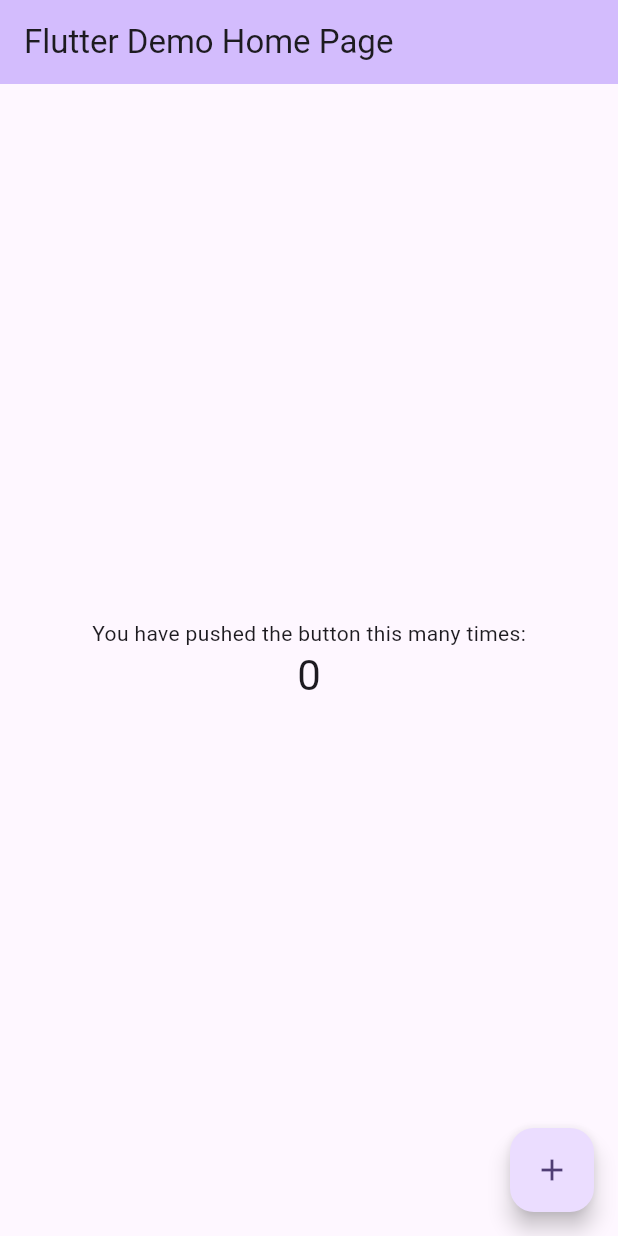
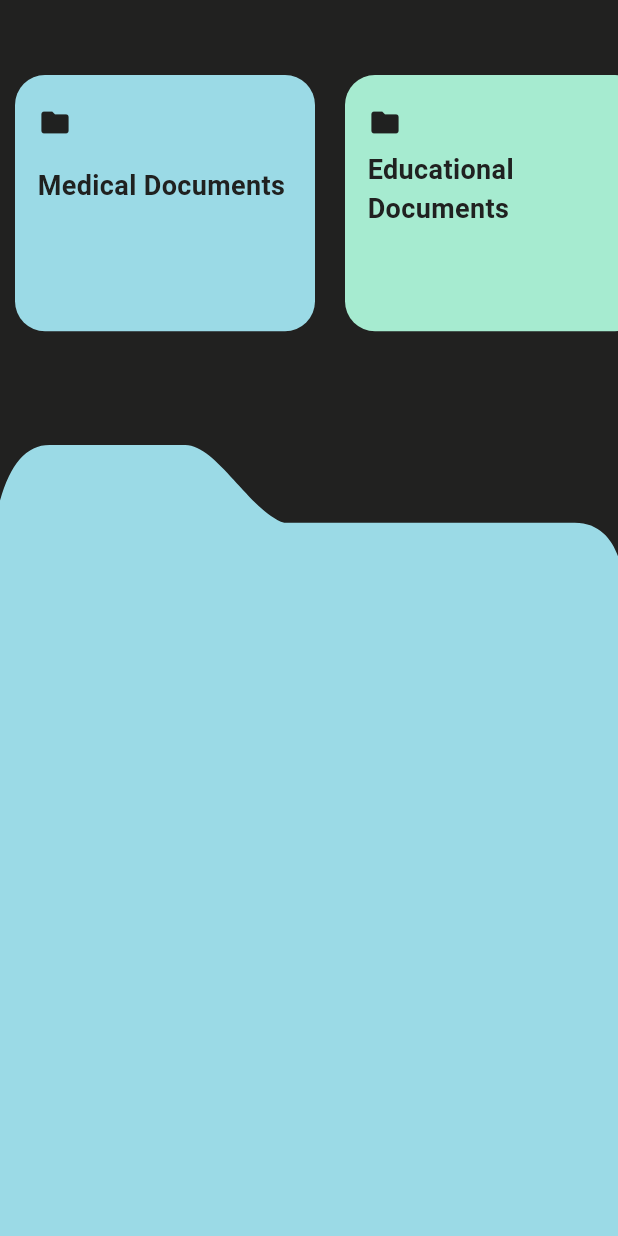
Before and after one commit to pranavkaruvally/cloud-printer, a Flutter app: the screen it shows after launch, on a phone screen of 412 x 824 dp. Run offline on Flutter 3.47's test engine with Material 3 defaults, Android fonts, the phone set to English and light mode, and no system bars; our stand-ins replace file_picker; missing offline and left inert: window_size.

Commit message:
Added folder style container

```diff
--- /dev/null
+++ b/frontend/cloud_printer/lib/front_page.dart
@@ -0,0 +1,114 @@
+import 'package:flutter/material.dart';
+import 'package:flutter/widgets.dart';
+
+
+class FrontPage extends StatelessWidget {
+	const FrontPage({super.key});
+
+	Widget miniFolder({String title="Folder name", int color = 0xffadabf2}) {
+			return GestureDetector(
+				onTap: () {},
+				child: Container(
+					margin: const EdgeInsets.only(left: 10.0, right: 10, top: 50, bottom: 50),
+					height: 200,
+					width: 200,
+					decoration: BoxDecoration(
+						borderRadius: BorderRadius.circular(20),
+						color: Color(color),
+					),
+				child: Stack(
+					children: [
+						Align(
+							alignment: const Alignment(-0.99, -0.9),
+							child: Container(
+								margin: const EdgeInsets.all(15),
+								child: const Icon(
+									Icons.folder,
+									color: Color.fromARGB(255, 32, 33, 32),
+									size: 22.0,
+								),
+							)
+						),
+						Align(
+							alignment: const Alignment(-0.99, -0.2),
+							child: Container(
+								margin: const EdgeInsets.all(15),
+								child: Text(title,
+									style: const TextStyle(
+										color: Color.fromARGB(255, 32, 33, 32),
+										fontSize: 18,
+										fontWeight: FontWeight.w700
+									),
+								),
+							)
+						),
+					]
+				),
+				),
+			);
+	}
+
+	Widget miniFolderList(BuildContext context) {
+		return Container(
+          //height: MediaQuery.of(context).size.height * 0.45,
+          padding: const EdgeInsets.only(bottom: 100),
+          decoration: const BoxDecoration(
+            color: Color(0xff212120),
+          ),
+          child: ListView(
+            scrollDirection: Axis.horizontal,
+            shrinkWrap: true,
+            children: [
+              miniFolder(title: "Medical Documents", color: 0xff9bdae6),
+                  miniFolder(title: "Educational Documents", color: 0xffa6ebd0),
+                  miniFolder(title: "Vehicle Documents", color: 0xfff9e6b5),
+                  miniFolder(title: "Personal Documents", color: 0xffebd1de),
+                  miniFolder(title: "Other Documents", color: 0xffedebe2),
+
+            ]
+          ),
+        );
+	}
+
+	@override
+	Widget build(BuildContext context) {
+		return Scaffold(
+      		//backgroundColor: const Color.fromARGB(255, 32, 33, 32),
+          backgroundColor: const Color(0xff9bdae6),
+      		body: Stack(
+      		  children: [
+      		    ClipPath(
+                clipper: FolderClipper(),
+                child: SizedBox(
+                  height: MediaQuery.of(context).size.height * 0.45,
+                  width: MediaQuery.of(context).size.width,
+                  child: miniFolderList(context)
+                ),
+              ),
+      		  ],
+      		),
+    	);
+	}
+}
+
+class FolderClipper extends CustomClipper<Path> {
+  @override
+  Path getClip(Size size) {
+    Path path = Path();
+
+    path.lineTo(0, 0.90*size.height);
+    path.quadraticBezierTo(0.025*size.width, 0.80*size.height, 0.08*size.width, 0.80*size.height);
+    path.lineTo(0.30 * size.width, 0.80 * size.height);
+    //path.quadraticBezierTo(0.40*size.width, 0.80*size.height, 0.45*size.width, 0.96*size.height);
+    path.cubicTo(0.35*size.width, 0.80*size.height, 0.405*size.width, 0.92*size.height, 0.46*size.width, 0.94*size.height);
+    path.lineTo(0.93*size.width, 0.94*size.height);
+    path.cubicTo(0.97*size.width, 0.94*size.height, 0.99*size.width, 0.97*size.height, size.width, size.height);
+    path.lineTo(size.width, 0);
+    path.lineTo(0, 0);
+
+    return path;
+  }
+
+  @override
+  bool shouldReclip(oldClipper) => true;
+}
--- a/frontend/cloud_printer/lib/main.dart
+++ b/frontend/cloud_printer/lib/main.dart
@@ -1,7 +1,18 @@
+import 'dart:io';
+
 import 'package:flutter/material.dart';
 import 'package:cloud_printer/multipart_send.dart';
+import 'package:cloud_printer/front_page.dart';
+import 'package:window_size/window_size.dart';
 
 void main() {
+  WidgetsFlutterBinding.ensureInitialized();
+
+  if (Platform.isWindows || Platform.isLinux || Platform.isMacOS) {
+    setWindowTitle('Cloud Printer');
+    setWindowMaxSize(const Size(578, 1024));
+    setWindowMinSize(const Size(578, 1024));
+  }
   runApp(const MyApp());
 }
 
@@ -41,30 +52,35 @@ class _MyHomePageState extends State<MyHomePage> {
 
   @override
   Widget build(BuildContext context) {
-    return Scaffold(
-      appBar: AppBar(
-        backgroundColor: Theme.of(context).colorScheme.inversePrimary,
-        title: Text(widget.title),
-      ),
-      body: Center(
-        child: Column(
-          mainAxisAlignment: MainAxisAlignment.center,
-          children: <Widget>[
-            const Text(
-              'You have pushed the button this many times:',
-            ),
-            Text(
-              '$_counter',
-              style: Theme.of(context).textTheme.headlineMedium,
-            ),
-          ],
-        ),
-      ),
-      floatingActionButton: const FloatingActionButton(
-        onPressed: pickFileAndMultipartSend,// _incrementCounter,
-        tooltip: 'Increment',
-        child: Icon(Icons.add),
-      ), // This trailing comma makes auto-formatting nicer for build methods.
-    );
+    return FrontPage();
   }
+
+  //@override
+  //Widget build(BuildContext context) {
+  //  return Scaffold(
+  //    appBar: AppBar(
+  //      backgroundColor: Theme.of(context).colorScheme.inversePrimary,
+  //      title: Text(widget.title),
+  //    ),
+  //    body: Center(
+  //      child: Column(
+  //        mainAxisAlignment: MainAxisAlignment.center,
+  //        children: <Widget>[
+  //          const Text(
+  //            'You have pushed the button this many times:',
+  //          ),
+  //          Text(
+  //            '$_counter',
+  //            style: Theme.of(context).textTheme.headlineMedium,
+  //          ),
+  //        ],
+  //      ),
+  //    ),
+  //    floatingActionButton: const FloatingActionButton(
+  //      onPressed: pickFileAndMultipartSend,// _incrementCounter,
+  //      tooltip: 'Increment',
+  //      child: Icon(Icons.add),
+  //    ), // This trailing comma makes auto-formatting nicer for build methods.
+  //  );
+  //}
 }
--- a/frontend/cloud_printer/pubspec.yaml
+++ b/frontend/cloud_printer/pubspec.yaml
@@ -28,6 +28,11 @@ environment:
 # the latest version available on pub.dev. To see which dependencies have newer
 # versions available, run `flutter pub outdated`.
 dependencies:
+  window_size:
+    git:
+      url: https://github.com/google/flutter-desktop-embedding
+      path: plugins/window_size
+
   flutter:
     sdk: flutter
 
```
Also changed, not shown: 7 other files.
